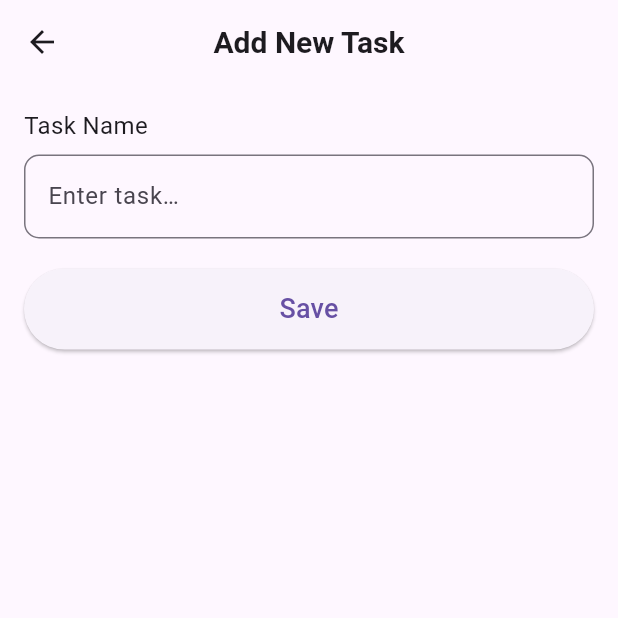
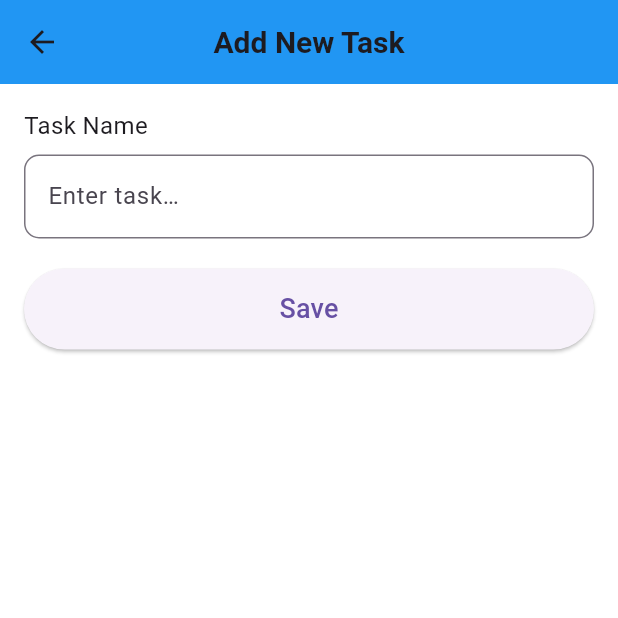
Before and after one commit to AHMEDZMZA/SimpleToDoListAppUIDesign, a Flutter app: the screen it shows after launch, after a tap on the "add" icon, on a phone screen of 412 x 824 dp, the top half of it. Run offline on Flutter 3.47's test engine with Material 3 defaults, Android fonts, the phone set to English and light mode, and no system bars.

Commit message:
Style: Update UI colors
Sets the background color to white and the AppBar color to blue for both the AddTaskScreen and TaskListScreen.

```diff
--- a/lib/screen/add_task_screen.dart
+++ b/lib/screen/add_task_screen.dart
@@ -6,7 +6,9 @@ class AddTaskScreen extends StatelessWidget {
   @override
   Widget build(BuildContext context) {
     return Scaffold(
+      backgroundColor: Colors.white,
       appBar: AppBar(
+        backgroundColor: Colors.blue,
         title: const Text(
           "Add New Task",
           style: TextStyle(fontSize: 20, fontWeight: FontWeight.w600),
--- a/lib/screen/task_list_screen.dart
+++ b/lib/screen/task_list_screen.dart
@@ -7,7 +7,9 @@ class TaskListScreen extends StatelessWidget {
   @override
   Widget build(BuildContext context) {
     return Scaffold(
+      backgroundColor: Colors.white,
       appBar: AppBar(
+        backgroundColor: Colors.blue,
         title: const Text(
           "To-Do List",
           style: TextStyle(fontSize: 22, fontWeight: FontWeight.bold),
```
